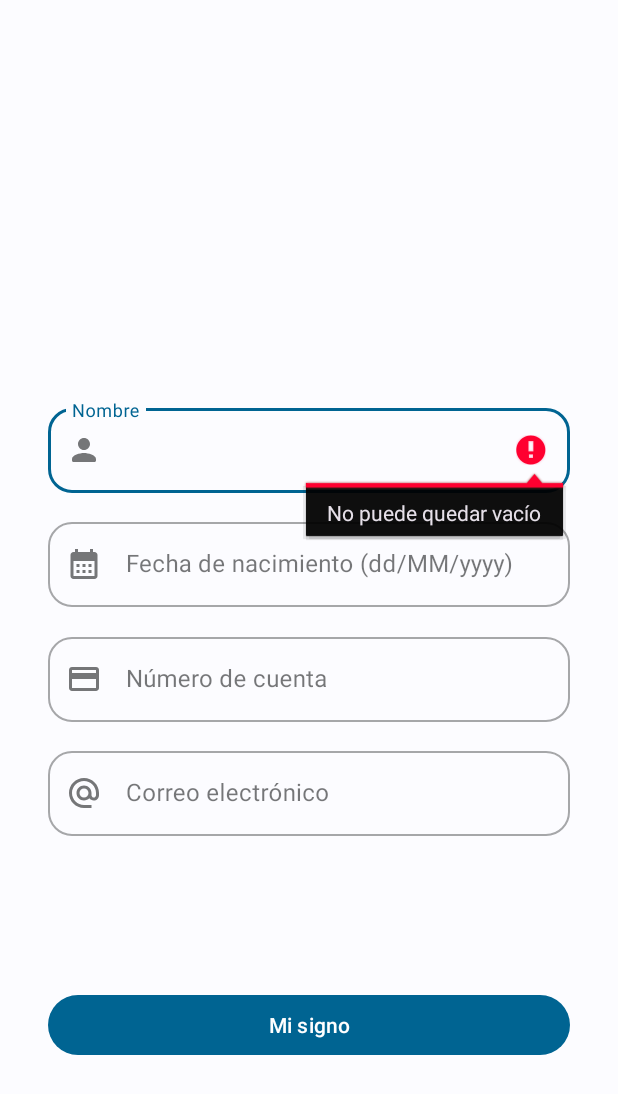
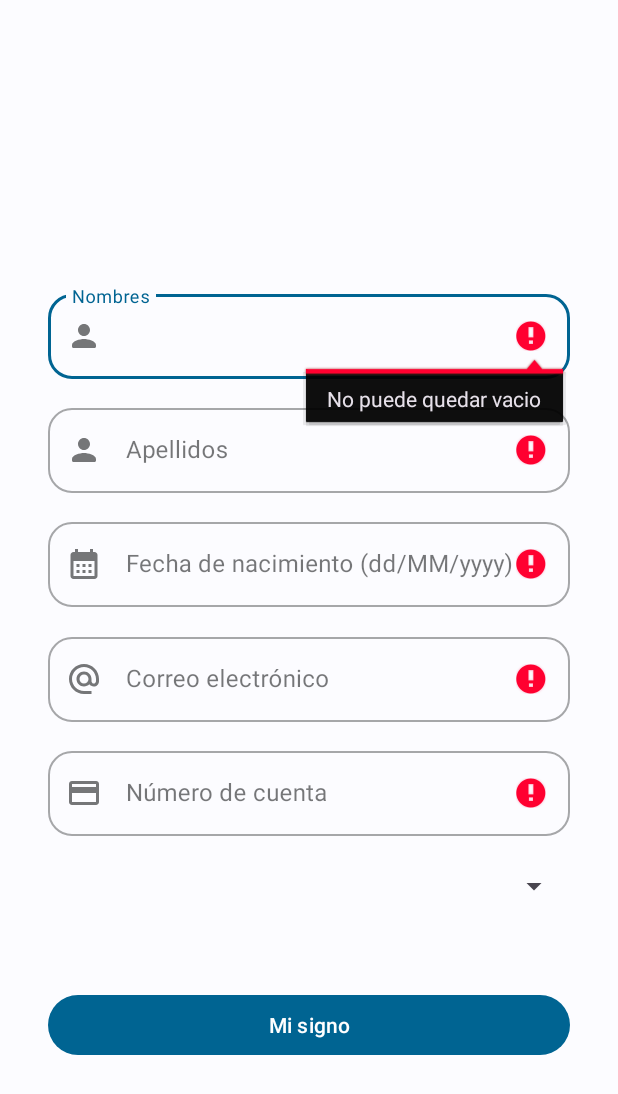
Before and after one commit to RotcehOdraude/Ejercicio1, an Android app: the MainActivity screen opened directly, with no data from a screen before it, after a tap on "Mi signo", on a phone screen of 412 x 824 dp. Shown: the top 1094 px of the screen. Run offline under Robolectric (Android 15) with nearby library versions, the phone set to English and light mode, and no system bars; 1 statement that could not run was skipped.

Commit message:
Se corrigieron los errores de lógica de los inputText del formularioy se añadieron los strings en inglés

```diff
--- a/app/src/main/java/com/example/ejercicio1/MainActivity.kt
+++ b/app/src/main/java/com/example/ejercicio1/MainActivity.kt
@@ -10,7 +10,7 @@ import com.example.ejercicio1.databinding.ActivityMainBinding
 
 class MainActivity : AppCompatActivity() {
     private lateinit var binding: ActivityMainBinding
-
+    var parametros = Bundle()
     override fun onCreate(savedInstanceState: Bundle?) {
         super.onCreate(savedInstanceState)
         binding = ActivityMainBinding.inflate(layoutInflater)
@@ -18,65 +18,51 @@ class MainActivity : AppCompatActivity() {
     }
 
     fun click(view: View) {
-        var parametros = Bundle()
-
-        with(binding) {
-            when {
-                tietNombre.text.toString().isEmpty() -> {
-                    tietNombre.error = "No puede quedar vacío"
-                    Toast.makeText(
+        var bandera = true
+        fun alert() {
+            bandera = false
+            /*Toast.makeText(
                 this@MainActivity,
                 "Por favor llene todos los campos",
                 Toast.LENGTH_SHORT
-                    ).show()
+            ).show()*/
         }
-                tietNacimiento.text.toString().isEmpty() -> {
-                    tietNacimiento.error = "No puede quedar vacío"
-                    Toast.makeText(
-                        this@MainActivity,
-                        "Por favor llene todos los campos",
-                        Toast.LENGTH_SHORT
-                    ).show()
+        with(binding) {
+            if (tietNombre.text?.isEmpty() == true) {
+                tietNombre.error = getString(R.string.et_error_msg)
+                alert()
             }
-                tietNumCuenta.text.toString().isEmpty() -> {
-                    tietNumCuenta.error = "No puede quedar vacío"
-                    Toast.makeText(
-                        this@MainActivity,
-                        "Por favor llene todos los campos",
-                        Toast.LENGTH_SHORT
-                    ).show()
+            if (tietApellidos.text?.isEmpty() == true) {
+                tietApellidos.error = getString(R.string.et_error_msg)
+                alert()
             }
-                tietCorreo.text.toString().isEmpty() -> {
-                    tietCorreo.error = "No puede quedar vacío"
-                    Toast.makeText(
-                        this@MainActivity,
-                        "Por favor llene todos los campos",
-                        Toast.LENGTH_SHORT
-                    ).show()
-                }else -> {
-                    if(true){
-                        //Toast.makeText(this@MainActivity,"Gracias",Toast.LENGTH_SHORT).show()
-                        parametros.apply{
-                            putString("nombre", tietNombre.text.toString())
-                            putString("fecha",tietNacimiento.text.toString())
-                            putString("numeroCuenta",tietNumCuenta.text.toString())
-                            putString("correo",tietCorreo.text.toString())
+            if (tietNacimiento.text?.isEmpty() == true) {
+                tietNacimiento.error = getString(R.string.et_error_msg)
+                alert()
+            }
+            if (tietNumCuenta.text?.isEmpty() == true) {
+                tietNumCuenta.error = getString(R.string.et_error_msg)
+                alert()
+            }
+            if (tietCorreo.text?.isEmpty() == true) {
+                tietCorreo.error = getString(R.string.et_error_msg)
+                alert()
             }
 
+            if(bandera == true) {
+                //Toast.makeText(this@MainActivity,"Gracias",Toast.LENGTH_SHORT).show()
+                parametros.apply {
+                    putString("nombre", tietNombre.text.toString())
+                    putString("fecha", tietNacimiento.text.toString())
+                    putString("numeroCuenta", tietNumCuenta.text.toString())
+                    putString("correo", tietCorreo.text.toString())
+                }
                 val intent = Intent(this@MainActivity, DetailsActivity::class.java)
                 intent.putExtras(parametros)
                 startActivity(intent)
                 finish()
-                    } else {
-                        Toast.makeText(
-                            this@MainActivity,
-                            "Error al actualizar el registro",
-                            Toast.LENGTH_SHORT
-                        ).show()
             }
 
         }
     }
 }
-    }
-}
--- a/app/src/main/res/layout/activity_main.xml
+++ b/app/src/main/res/layout/activity_main.xml
@@ -32,7 +32,7 @@
         app:layout_constraintEnd_toEndOf="parent"
         app:layout_constraintStart_toStartOf="parent"
         app:layout_constraintTop_toTopOf="parent"
-        app:layout_constraintVertical_bias="0.35"
+        app:layout_constraintVertical_bias=".25"
         app:startIconDrawable="@drawable/ic_person">
 
         <com.google.android.material.textfield.TextInputEditText
@@ -44,6 +44,38 @@
             android:maxLength="10"
             android:maxLines="1">
 
+        </com.google.android.material.textfield.TextInputEditText>
+
+    </com.google.android.material.textfield.TextInputLayout>
+
+    <com.google.android.material.textfield.TextInputLayout
+        android:id="@+id/tilApellidos"
+        style="@style/Widget.MaterialComponents.TextInputLayout.OutlinedBox"
+        android:layout_width="match_parent"
+        android:layout_height="wrap_content"
+        android:layout_marginStart="32dp"
+        android:layout_marginEnd="32dp"
+        android:hint="@string/hnt_apellidos"
+        app:boxBackgroundMode="outline"
+        app:boxCornerRadiusBottomEnd="16dp"
+        app:boxCornerRadiusBottomStart="16dp"
+        app:boxCornerRadiusTopEnd="16dp"
+        app:boxCornerRadiusTopStart="16dp"
+        app:layout_constraintBottom_toBottomOf="parent"
+        app:layout_constraintEnd_toEndOf="parent"
+        app:layout_constraintStart_toStartOf="parent"
+        app:layout_constraintTop_toTopOf="parent"
+        app:layout_constraintVertical_bias=".35"
+        app:startIconDrawable="@drawable/ic_person">
+
+        <com.google.android.material.textfield.TextInputEditText
+            android:id="@+id/tietApellidos"
+            android:layout_width="match_parent"
+            android:layout_height="wrap_content"
+            android:imeOptions="actionDone"
+            android:inputType="text"
+            android:maxLength="20"
+            android:maxLines="1">
         </com.google.android.material.textfield.TextInputEditText>
 
     </com.google.android.material.textfield.TextInputLayout>
@@ -68,6 +100,7 @@
         app:layout_constraintTop_toTopOf="parent"
         app:layout_constraintVertical_bias="0.45"
         app:startIconDrawable="@drawable/ic_calendar">
+
         <com.google.android.material.textfield.TextInputEditText
             android:id="@+id/tietNacimiento"
             android:layout_width="match_parent"
@@ -75,8 +108,7 @@
             android:imeOptions="actionDone"
             android:inputType="date"
             android:maxLength="10"
-            android:maxLines="1">
-        </com.google.android.material.textfield.TextInputEditText>
+            android:maxLines="1"></com.google.android.material.textfield.TextInputEditText>
     </com.google.android.material.textfield.TextInputLayout>
 
     <com.google.android.material.textfield.TextInputLayout
@@ -96,8 +128,9 @@
         app:layout_constraintEnd_toEndOf="parent"
         app:layout_constraintStart_toStartOf="parent"
         app:layout_constraintTop_toTopOf="parent"
-        app:layout_constraintVertical_bias="0.55"
+        app:layout_constraintVertical_bias="0.65"
         app:startIconDrawable="@drawable/ic_number_id">
+
         <com.google.android.material.textfield.TextInputEditText
             android:id="@+id/tietNumCuenta"
             android:layout_width="match_parent"
@@ -105,8 +138,7 @@
             android:imeOptions="actionDone"
             android:inputType="number"
             android:maxLength="10"
-            android:maxLines="1">
-        </com.google.android.material.textfield.TextInputEditText>
+            android:maxLines="1"></com.google.android.material.textfield.TextInputEditText>
     </com.google.android.material.textfield.TextInputLayout>
 
     <com.google.android.material.textfield.TextInputLayout
@@ -126,17 +158,30 @@
         app:layout_constraintEnd_toEndOf="parent"
         app:layout_constraintStart_toStartOf="parent"
         app:layout_constraintTop_toTopOf="parent"
-        app:layout_constraintVertical_bias="0.65"
+        app:layout_constraintVertical_bias="0.55"
         app:startIconDrawable="@drawable/ic_email">
+
         <com.google.android.material.textfield.TextInputEditText
             android:id="@+id/tietCorreo"
             android:layout_width="match_parent"
             android:layout_height="wrap_content"
             android:imeOptions="actionDone"
             android:inputType="textEmailAddress"
-            android:maxLines="1">
-        </com.google.android.material.textfield.TextInputEditText>
+            android:maxLines="1"></com.google.android.material.textfield.TextInputEditText>
     </com.google.android.material.textfield.TextInputLayout>
+
+    <Spinner
+        android:id="@+id/spinnercarreras"
+        android:layout_width="match_parent"
+        android:layout_height="wrap_content"
+        android:layout_marginStart="32dp"
+        android:layout_marginEnd="32dp"
+        android:minHeight="48dp"
+        app:layout_constraintBottom_toBottomOf="parent"
+        app:layout_constraintEnd_toEndOf="parent"
+        app:layout_constraintStart_toStartOf="parent"
+        app:layout_constraintTop_toTopOf="parent"
+        app:layout_constraintVertical_bias="0.73" />
 
     <com.google.android.material.button.MaterialButton
         android:id="@+id/btnUpdate"
```
Also changed, not shown: app/src/main/res/values/strings.xml (+17 -5 lines), 1 other file. Lines whose indentation alone changed are shown as unchanged.
